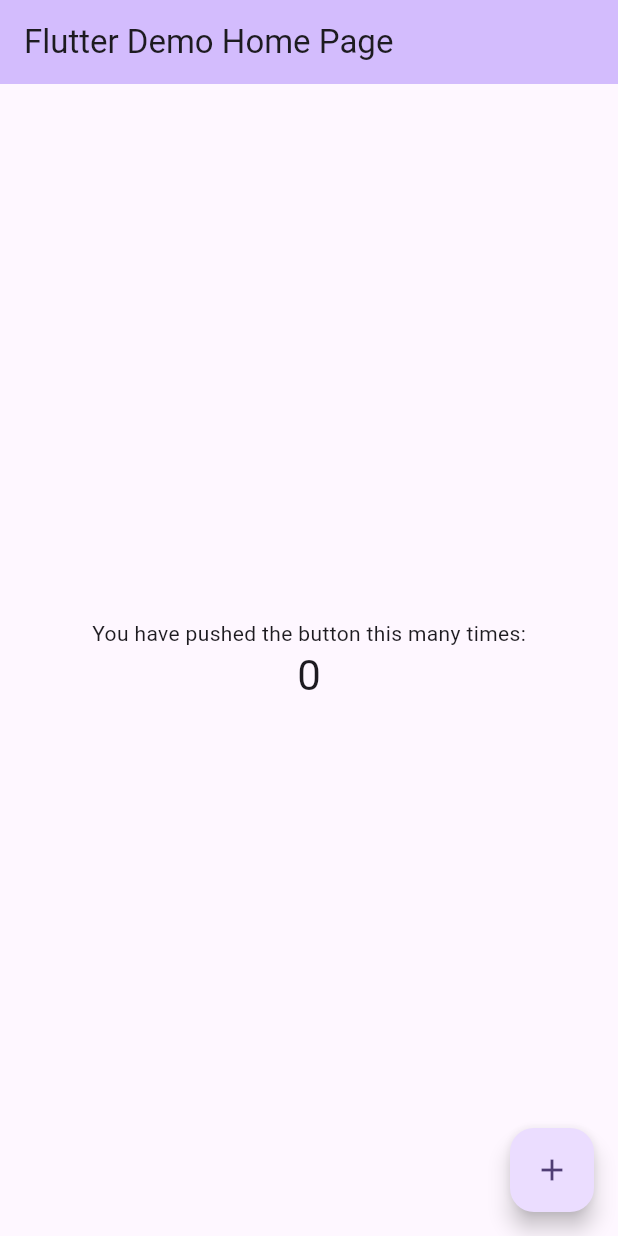
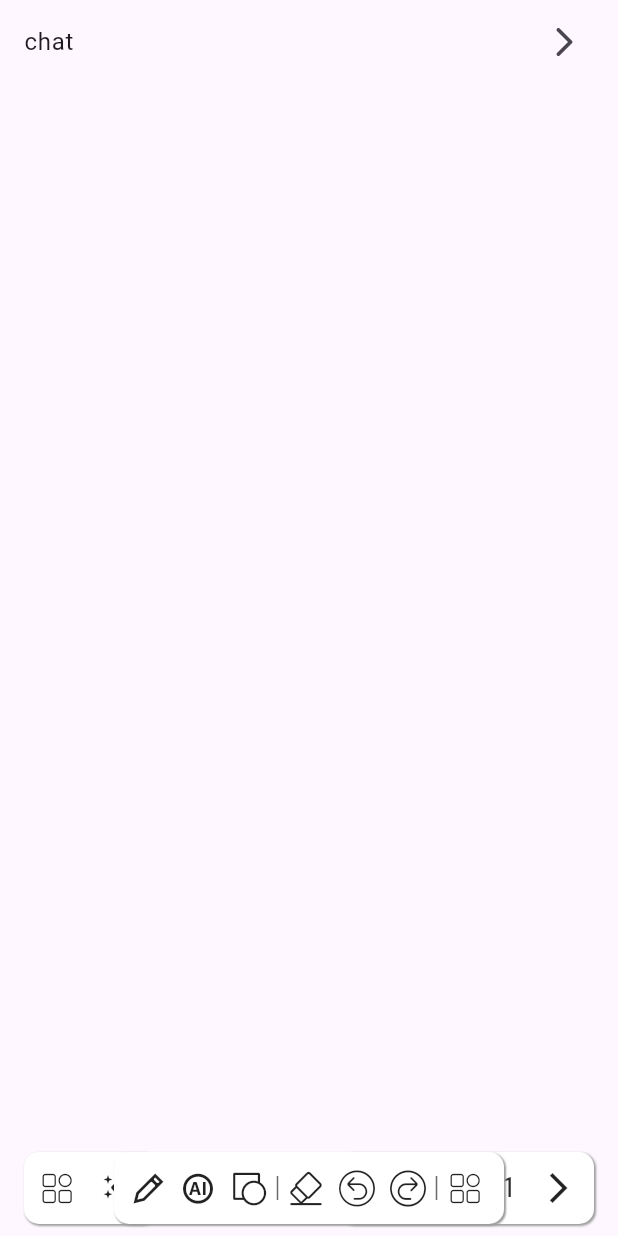
Before and after one commit to dannycx/x_write, a Flutter app: the screen it shows after launch, on a phone screen of 412 x 824 dp. Run offline on Flutter 3.47's test engine with Material 2 defaults, Android fonts, the phone set to English and light mode, and no system bars.

Commit message:
工具栏

```diff
--- a/lib/main.dart
+++ b/lib/main.dart
@@ -1,4 +1,7 @@
 import 'package:flutter/material.dart';
+import 'package:x_write/tool/CommonTool.dart';
+
+import 'ui/HomePage.dart';
 
 void main() {
   runApp(const MyApp());
@@ -10,61 +13,16 @@ class MyApp extends StatelessWidget {
   // This widget is the root of your application.
   @override
   Widget build(BuildContext context) {
+    CommonTool.init(context);
     return MaterialApp(
       title: 'Flutter Demo',
+      color: const Color.fromARGB(242, 255, 242, 242),
+      debugShowCheckedModeBanner: false,
       theme: ThemeData(
         colorScheme: ColorScheme.fromSeed(seedColor: Colors.deepPurple),
         useMaterial3: true,
       ),
-      home: const MyHomePage(title: 'Flutter Demo Home Page'),
+      home: HomePage(),
     );
   }
 }
-
-class MyHomePage extends StatefulWidget {
-  const MyHomePage({super.key, required this.title});
-
-  final String title;
-
-  @override
-  State<MyHomePage> createState() => _MyHomePageState();
-}
-
-class _MyHomePageState extends State<MyHomePage> {
-  int _counter = 0;
-
-  void _incrementCounter() {
-    setState(() {
-      _counter++;
-    });
-  }
-
-  @override
-  Widget build(BuildContext context) {
-    return Scaffold(
-      appBar: AppBar(
-        backgroundColor: Theme.of(context).colorScheme.inversePrimary,
-        title: Text(widget.title),
-      ),
-      body: Center(
-        child: Column(
-          mainAxisAlignment: MainAxisAlignment.center,
-          children: <Widget>[
-            const Text(
-              'You have pushed the button this many times:',
-            ),
-            Text(
-              '$_counter',
-              style: Theme.of(context).textTheme.headlineMedium,
-            ),
-          ],
-        ),
-      ),
-      floatingActionButton: FloatingActionButton(
-        onPressed: _incrementCounter,
-        tooltip: 'Increment',
-        child: const Icon(Icons.add),
-      ), // This trailing comma makes auto-formatting nicer for build methods.
-    );
-  }
-}
--- /dev/null
+++ b/lib/tool/CommonTool.dart
@@ -0,0 +1,12 @@
+import 'package:flutter/material.dart';
+
+class CommonTool {
+  static double width = 0;
+  static double height = 0;
+
+  static init(BuildContext context) {
+    MediaQueryData date = MediaQuery.of(context);
+    width = date.size.width;
+    height = date.size.height;
+  }
+}
--- a/lib/tool/CustomIcon.dart
+++ b/lib/tool/CustomIcon.dart
@@ -1,9 +1,27 @@
 import 'package:flutter/material.dart';
 
 class CustomIcon {
-  static const IconData tool_pencil = IconData(
-      0xe602,
-      fontFamily: 'CustomIcon',
-      matchTextDirection: true
-  );
+  static const IconData tool_menu = IconData(0xe88d, fontFamily: 'customIcon', matchTextDirection: true);
+  static const IconData tool_decoration = IconData(0xe88d, fontFamily: 'customIcon', matchTextDirection: true);
+
+  static const IconData tool_stylus = IconData(0xe7c5, fontFamily: 'customIcon', matchTextDirection: true);
+  static const IconData tool_pencil = IconData(0xe616, fontFamily: 'customIcon', matchTextDirection: true);
+  static const IconData tool_pen = IconData(0xe620, fontFamily: 'customIcon', matchTextDirection: true);
+  static const IconData tool_writing_brush = IconData(0xe60f, fontFamily: 'customIcon', matchTextDirection: true);
+  static const IconData tool_highlight = IconData(0xede8, fontFamily: 'customIcon', matchTextDirection: true);
+  static const IconData tool_ai = IconData(0xe607, fontFamily: 'customIcon', matchTextDirection: true);
+  static const IconData tool_shape = IconData(0xe7f7, fontFamily: 'customIcon', matchTextDirection: true);
+  static const IconData tool_eraser = IconData(0xe7f1, fontFamily: 'customIcon', matchTextDirection: true);
+  static const IconData tool_function = IconData(0xe84a, fontFamily: 'customIcon', matchTextDirection: true);
+  static const IconData tool_undo = IconData(0xe644, fontFamily: 'customIcon', matchTextDirection: true);
+  static const IconData tool_redo = IconData(0xe645, fontFamily: 'customIcon', matchTextDirection: true);
+
+  static const IconData tool_function_text = IconData(0xe602, fontFamily: 'customIcon', matchTextDirection: true);
+  static const IconData tool_function_table = IconData(0xe615, fontFamily: 'customIcon', matchTextDirection: true);
+  static const IconData tool_function_mind_mapping = IconData(0xe618, fontFamily: 'customIcon', matchTextDirection: true);
+  static const IconData tool_function_doc = IconData(0xe520, fontFamily: 'customIcon', matchTextDirection: true);
+  static const IconData tool_function_image = IconData(0xec7d, fontFamily: 'customIcon', matchTextDirection: true);
+  static const IconData tool_function_media = IconData(0xe621, fontFamily: 'customIcon', matchTextDirection: true);
+
+
 }
--- /dev/null
+++ b/lib/ui/HomePage.dart
@@ -0,0 +1,199 @@
+import 'package:flutter/material.dart';
+import 'package:x_write/tool/CommonTool.dart';
+import 'package:x_write/tool/CustomIcon.dart';
+
+class HomePage extends StatefulWidget {
+  @override
+  State<StatefulWidget> createState() {
+    return _HomePageState();
+  }
+}
+
+class _HomePageState extends State<HomePage> {
+  double _x = (CommonTool.width - 260) / 2;
+  double _y = 0;
+  double width = CommonTool.width;
+  double height = CommonTool.height;
+
+  @override
+  Widget build(BuildContext context) {
+    // MediaQueryData date = MediaQuery.of(context);
+    // width = date.size.width;
+    // height = date.size.height;
+    WidgetsBinding.instance.addPostFrameCallback((_) {
+      Overlay.of(context).insert(_enetry());
+    });
+    return Scaffold(
+      body: ConstrainedBox(
+        constraints: const BoxConstraints.expand(), // 通过ConstrainedBox来确保Stack占满屏幕
+        child: Stack(
+          children: [
+            const ListTile(
+              title: Text('chat'),
+              trailing: Icon(Icons.arrow_forward_ios_rounded),
+            ),
+            _leftTool(),
+            _rightTool()
+          ],
+        ),
+      ),
+    );
+  }
+
+  Widget _leftTool() {
+    return Positioned(
+        width: 88,
+        height: 48,
+        left: 16,
+        top: height - 56,
+        child: Container(
+            alignment: Alignment.center,
+            padding: const EdgeInsets.fromLTRB(10, 0, 10, 0),
+            decoration: const BoxDecoration(
+                color: Colors.white, // 颜色
+                borderRadius: BorderRadiusDirectional.all(Radius.circular(10)), // 圆角
+                boxShadow: [
+                  // 阴影
+                  BoxShadow(color: Colors.grey, offset: Offset(1.0, 1.0), blurRadius: 0.5)
+                ]),
+            child: const Row(
+              children: [
+                Icon(CustomIcon.tool_function),
+                SizedBox(
+                  width: 16,
+                ),
+                Icon(CustomIcon.tool_decoration),
+              ],
+            )
+        )
+    );
+  }
+
+  Widget _rightTool() {
+    return Positioned(
+        width: 170,
+        height: 48,
+        right: 16,
+        top: height - 56,
+        child: Container(
+            alignment: Alignment.center,
+            padding: const EdgeInsets.fromLTRB(10, 0, 10, 0),
+            decoration: const BoxDecoration(
+                color: Colors.white, // 颜色
+                borderRadius: BorderRadiusDirectional.all(Radius.circular(10)), // 圆角
+                boxShadow: [
+                  // 阴影
+                  BoxShadow(color: Colors.grey, offset: Offset(1.0, 1.0), blurRadius: 0.5)
+                ]),
+            child: const Row(
+              children: [
+                Icon(Icons.add_circle_outline),
+                SizedBox(
+                  width: 16,
+                ),
+                Icon(Icons.arrow_back_ios),
+                SizedBox(
+                  width: 16,
+                ),
+                Text(
+                  '1/1',
+                  style: TextStyle(
+                      fontSize: 18,
+                      color: Color.fromARGB(255, 43, 43, 43)
+                  ),
+                ),
+                SizedBox(
+                  width: 16,
+                ),
+                Icon(Icons.arrow_forward_ios),
+              ],
+            )
+        )
+    );
+  }
+
+  OverlayEntry _enetry() {
+    return OverlayEntry(builder: (context) {
+      return Positioned(
+        width: 260,
+        height: 48,
+        left: _x,
+        top: height - 56,
+        child: GestureDetector(
+            onPanUpdate: (details) {
+              setState(() {
+                _x += details.delta.dx;
+                // _y += details.delta.dy;
+                if (_x < 124) {
+                  _x = 124;
+                } else if (_x > width - 480) {
+                  _x = width - 480;
+                }
+              });
+            },
+            child: Container(
+              alignment: Alignment.center,
+              padding: const EdgeInsets.fromLTRB(10, 0, 10, 0),
+              decoration: const BoxDecoration(
+                  color: Colors.white, // 颜色
+                  borderRadius: BorderRadiusDirectional.all(Radius.circular(10)), // 圆角
+                  boxShadow: [
+                    // 阴影
+                    BoxShadow(color: Colors.grey, offset: Offset(1.0, 1.0), blurRadius: 0.3)
+                  ]),
+              child: Row(
+                children: [
+                  const Icon(CustomIcon.tool_stylus),
+                  const SizedBox(
+                    width: 10,
+                  ),
+                  const Icon(CustomIcon.tool_ai),
+                  const SizedBox(
+                    width: 10,
+                  ),
+                  const Icon(CustomIcon.tool_shape),
+                  const SizedBox(
+                    width: 7,
+                  ),
+                  Container(
+                    height: 16,
+                    child: DecoratedBox(
+                      decoration: BoxDecoration(
+                        border: Border.all(color: const Color.fromARGB(255, 106, 106, 106), width: 0.5),
+                      ),
+                    ),
+                  ),
+                  const SizedBox(
+                    width: 7,
+                  ),
+                  const Icon(CustomIcon.tool_eraser),
+                  const SizedBox(
+                    width: 10,
+                  ),
+                  const Icon(CustomIcon.tool_undo),
+                  const SizedBox(
+                    width: 10,
+                  ),
+                  const Icon(CustomIcon.tool_redo),
+                  const SizedBox(
+                    width: 7,
+                  ),
+                  Container(
+                    height: 16,
+                    child: DecoratedBox(
+                      decoration: BoxDecoration(
+                        border: Border.all(color: const Color.fromARGB(255, 106, 106, 106), width: 0.5),
+                      ),
+                    ),
+                  ),
+                  const SizedBox(
+                    width: 7,
+                  ),
+                  const Icon(CustomIcon.tool_function)
+                ],
+              ),
+            )),
+      );
+    });
+  }
+}
--- a/pubspec.yaml
+++ b/pubspec.yaml
@@ -75,7 +75,7 @@ flutter:
   # list giving the asset and other descriptors for the font. For
   # example:
   fonts:
-     - family: tool_pencil # 字体名
+     - family: customIcon # 字体名
        fonts:
          - asset: assets/fonts/iconfont.ttf # 字体文件
   #   - family: Trajan Pro
```
Also changed, not shown: assets/fonts/iconfont.json (+136 -3 lines), assets/fonts/iconfont.ttf.
